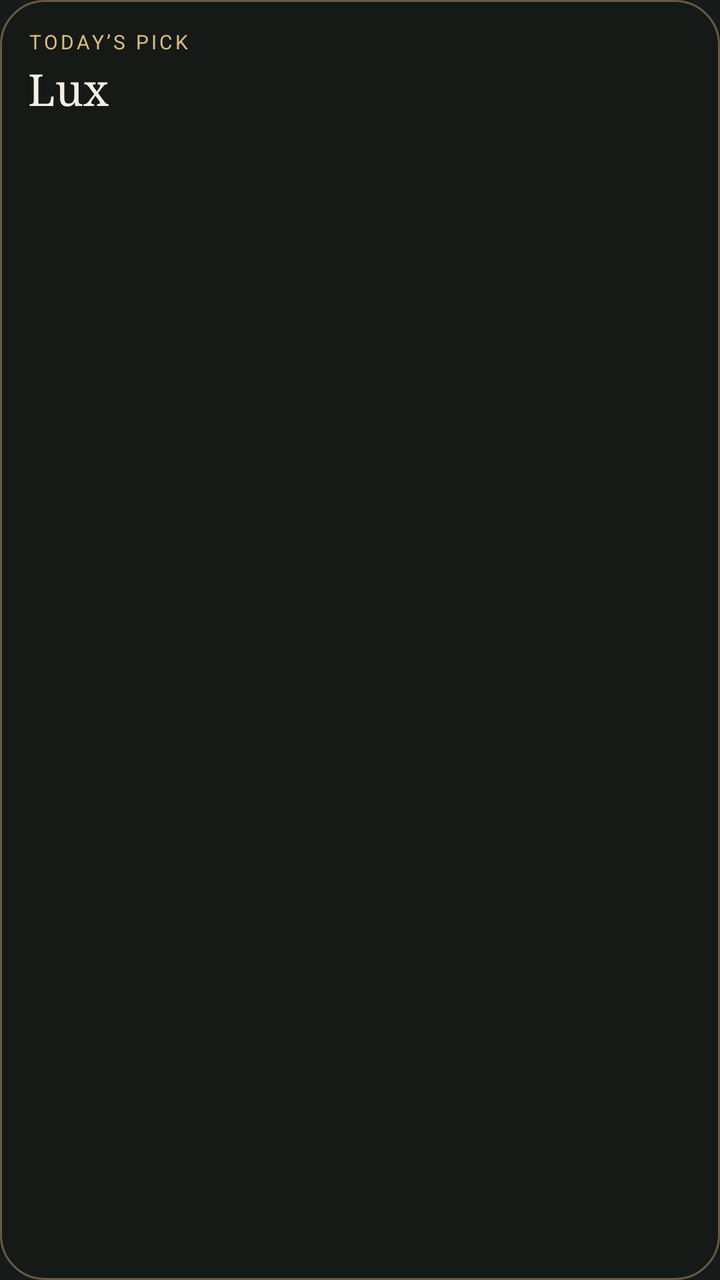
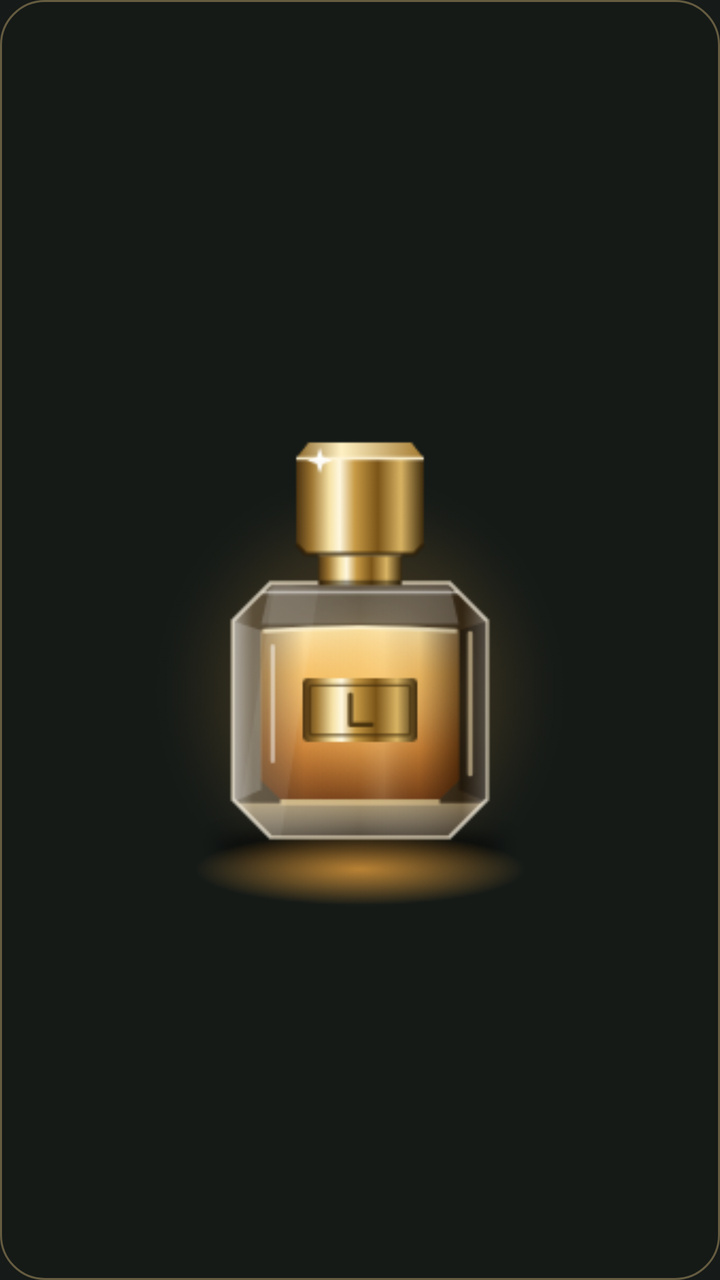

The first picture is an Android layout as it rendered before a commit; the second is the same layout after the commit. The layout source and the unified diff follow.
<!-- AndroidManifest.xml: application theme Theme.Lux -->
<!-- res/layout/widget_pick.xml -->
<?xml version="1.0" encoding="utf-8"?>
<LinearLayout xmlns:android="http://schemas.android.com/apk/res/android"
    android:id="@+id/w_root"
    android:layout_width="match_parent"
    android:layout_height="match_parent"
    android:background="@drawable/widget_bg"
    android:orientation="vertical"
    android:padding="14dp">

    <TextView
        android:id="@+id/w_head"
        android:layout_width="wrap_content"
        android:layout_height="wrap_content"
        android:letterSpacing="0.14"
        android:text="TODAY’S PICK"
        android:textColor="#DCBD7E"
        android:textSize="10sp" />

    <TextView
        android:id="@+id/w_name"
        android:layout_width="match_parent"
        android:layout_height="wrap_content"
        android:layout_marginTop="2dp"
        android:ellipsize="end"
        android:fontFamily="serif"
        android:maxLines="2"
        android:text="Lux"
        android:textColor="#F5F0E4"
        android:textSize="22sp" />

    <TextView
        android:id="@+id/w_sub"
        android:layout_width="match_parent"
        android:layout_height="wrap_content"
        android:ellipsize="end"
        android:maxLines="1"
        android:textColor="#A39D8C"
        android:textSize="12sp" />

    <TextView
        android:id="@+id/w_why"
        android:layout_width="match_parent"
        android:layout_height="wrap_content"
        android:layout_marginTop="6dp"
        android:ellipsize="end"
        android:maxLines="2"
        android:textColor="#CDC7B8"
        android:textSize="13sp" />
</LinearLayout>
<!-- resources referenced by this layout -->
<resources>
  <!-- drawable widget_bg (drawable) -->
  <?xml version="1.0" encoding="utf-8"?>
  <shape xmlns:android="http://schemas.android.com/apk/res/android" android:shape="rectangle">
      <solid android:color="#F0161A18" />
      <stroke android:width="1dp" android:color="#66DCBD7E" />
      <corners android:radius="22dp" />
  </shape>
  <style name="Theme.Lux" parent="android:Theme.Material.NoActionBar">
          <item name="android:windowBackground">@color/bg</item>
          <item name="android:statusBarColor">@color/bg</item>
          <item name="android:navigationBarColor">@color/bg</item>
      </style>
  <color name="bg">#161A18</color>
</resources>

<!-- the commit's change to res/layout/widget_pick.xml (unified diff, before → after) -->
@@ -1,49 +1,15 @@
 <?xml version="1.0" encoding="utf-8"?>
-<LinearLayout xmlns:android="http://schemas.android.com/apk/res/android"
+<FrameLayout xmlns:android="http://schemas.android.com/apk/res/android"
     android:id="@+id/w_root"
     android:layout_width="match_parent"
     android:layout_height="match_parent"
     android:background="@drawable/widget_bg"
-    android:orientation="vertical"
-    android:padding="14dp">
+    android:padding="8dp">
 
-    <TextView
-        android:id="@+id/w_head"
-        android:layout_width="wrap_content"
-        android:layout_height="wrap_content"
-        android:letterSpacing="0.14"
-        android:text="TODAY’S PICK"
-        android:textColor="#DCBD7E"
-        android:textSize="10sp" />
-
-    <TextView
-        android:id="@+id/w_name"
+    <ImageView
+        android:id="@+id/w_img"
         android:layout_width="match_parent"
-        android:layout_height="wrap_content"
-        android:layout_marginTop="2dp"
-        android:ellipsize="end"
-        android:fontFamily="serif"
-        android:maxLines="2"
-        android:text="Lux"
-        android:textColor="#F5F0E4"
-        android:textSize="22sp" />
-
-    <TextView
-        android:id="@+id/w_sub"
-        android:layout_width="match_parent"
-        android:layout_height="wrap_content"
-        android:ellipsize="end"
-        android:maxLines="1"
-        android:textColor="#A39D8C"
-        android:textSize="12sp" />
-
-    <TextView
-        android:id="@+id/w_why"
-        android:layout_width="match_parent"
-        android:layout_height="wrap_content"
-        android:layout_marginTop="6dp"
-        android:ellipsize="end"
-        android:maxLines="2"
-        android:textColor="#CDC7B8"
-        android:textSize="13sp" />
-</LinearLayout>
+        android:layout_height="match_parent"
+        android:scaleType="fitCenter"
+        android:src="@mipmap/ic_launcher_foreground" />
+</FrameLayout>
<!-- resource entries referenced after the edit -->
@@ -7,6 +7,7 @@
       <stroke android:width="1dp" android:color="#66DCBD7E" />
       <corners android:radius="22dp" />
   </shape>
+  <!-- mipmap ic_launcher_foreground: png bitmap (mipmap-hdpi, 16877 bytes) -->
   <style name="Theme.Lux" parent="android:Theme.Material.NoActionBar">
           <item name="android:windowBackground">@color/bg</item>
           <item name="android:statusBarColor">@color/bg</item>
